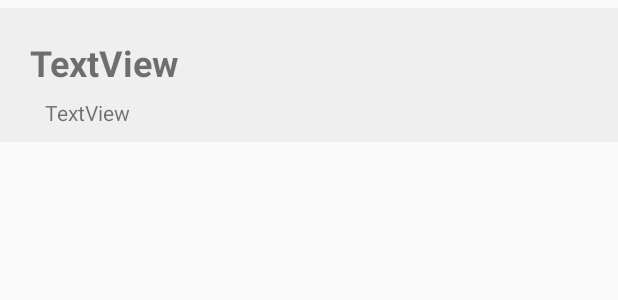
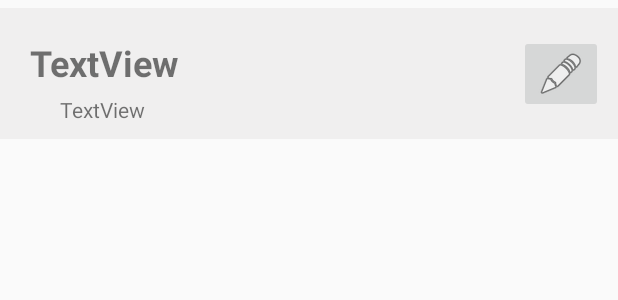
Before and after one commit to fbertrand14/takehome, an Android app: the layout layout_listcards.xml on its own in the app's theme, with its tools: preview values and no code run, on a phone screen of 412 x 824 dp. Shown: the top 300 px of the screen. Run offline under Robolectric (Android 15) with nearby library versions, the phone set to English and light mode, and no system bars.

Commit message:
card suppression + card Edition

```diff
--- a/TakeHomeDejamobile/app/src/main/java/com/example/takehomedejamobile/controler/CardsListActivity.java
+++ b/TakeHomeDejamobile/app/src/main/java/com/example/takehomedejamobile/controler/CardsListActivity.java
@@ -71,7 +71,7 @@ public class CardsListActivity extends AppCompatActivity {
 
         ArrayList<Card> listCards = database.getUserCard(user_id);
 
-        CardListRecyclerViewAdapter adapter = new CardListRecyclerViewAdapter(listCards,this);
+        CardListRecyclerViewAdapter adapter = new CardListRecyclerViewAdapter(listCards,user_id,this);
 
         cardsRecyclerView.setAdapter(adapter);
         cardsRecyclerView.setLayoutManager(new LinearLayoutManager(this));
--- a/TakeHomeDejamobile/app/src/main/java/com/example/takehomedejamobile/modele/Card.java
+++ b/TakeHomeDejamobile/app/src/main/java/com/example/takehomedejamobile/modele/Card.java
@@ -5,13 +5,12 @@ public class Card {
     private Integer id;
     private String name;
     private String number;
-    private String date;
 
-    public Card(Integer id, String name, String number, String date) {
+
+    public Card(Integer id, String name, String number ) {
         this.id = id;
         this.name = name;
         this.number = number;
-        this.date = date;
     }
 
     public String getName(){
--- a/TakeHomeDejamobile/app/src/main/res/layout/layout_listcards.xml
+++ b/TakeHomeDejamobile/app/src/main/res/layout/layout_listcards.xml
@@ -1,6 +1,8 @@
 <?xml version="1.0" encoding="utf-8"?>
-<RelativeLayout xmlns:android="http://schemas.android.com/apk/res/android"
-    android:id="@+id/listCardsRelativeLayout"
+<androidx.constraintlayout.widget.ConstraintLayout xmlns:android="http://schemas.android.com/apk/res/android"
+    xmlns:app="http://schemas.android.com/apk/res-auto"
+    xmlns:tools="http://schemas.android.com/tools"
+    android:id="@+id/listCardsConstraintLayout"
     android:layout_width="match_parent"
     android:layout_height="wrap_content"
     android:layout_marginTop="5dp"
@@ -13,19 +15,34 @@
         android:layout_marginStart="20dp"
         android:layout_marginLeft="20dp"
         android:layout_marginTop="20dp"
-        android:layout_marginEnd="20dp"
-        android:layout_marginBottom="20dp"
         android:text="TextView"
         android:textSize="24sp"
-        android:textStyle="bold" />
+        android:textStyle="bold"
+        app:layout_constraintStart_toStartOf="parent"
+        app:layout_constraintTop_toTopOf="parent" />
 
     <TextView
         android:id="@+id/cardNumberTextView_ListCards"
         android:layout_width="wrap_content"
         android:layout_height="wrap_content"
-        android:layout_marginLeft="30dp"
-        android:layout_marginTop="60dp"
+        android:layout_marginStart="20dp"
+        android:layout_marginLeft="20dp"
+        android:layout_marginTop="5dp"
         android:layout_marginBottom="10dp"
-        android:text="TextView" />
+        android:text="TextView"
+        app:layout_constraintBottom_toBottomOf="parent"
+        app:layout_constraintStart_toStartOf="@+id/cardNameTextView_ListCards"
+        app:layout_constraintTop_toBottomOf="@+id/cardNameTextView_ListCards" />
 
-</RelativeLayout>
+    <ImageButton
+        android:id="@+id/editImageButton_ListCards"
+        android:layout_width="wrap_content"
+        android:layout_height="wrap_content"
+        android:layout_marginEnd="10dp"
+        android:layout_marginRight="10dp"
+        app:layout_constraintBottom_toBottomOf="parent"
+        app:layout_constraintEnd_toEndOf="parent"
+        app:layout_constraintTop_toTopOf="parent"
+        app:srcCompat="@android:drawable/ic_menu_edit" />
+
+</androidx.constraintlayout.widget.ConstraintLayout>
--- a/TakeHomeDejamobile/app/src/main/res/layout/layout_listoperations.xml
+++ b/TakeHomeDejamobile/app/src/main/res/layout/layout_listoperations.xml
@@ -5,6 +5,7 @@
     android:id="@+id/constraintLayout_listOperations"
     android:layout_width="match_parent"
     android:layout_height="wrap_content"
+    android:layout_marginTop="5dp"
     android:background="#F0EFEF">
 
     <TextView
--- a/TakeHomeDejamobile/app/src/main/res/values/strings.xml
+++ b/TakeHomeDejamobile/app/src/main/res/values/strings.xml
@@ -16,4 +16,5 @@
     <string name="save">Save</string>
     <string name="SelectCard">Select a card :</string>
     <string name="Amount">Amount : </string>
+    <string name="delete">Delete</string>
 </resources>
```
Also changed, not shown: TakeHomeDejamobile/app/src/main/java/com/example/takehomedejamobile/controler/CardEditActivity.java (+51 -8 lines), TakeHomeDejamobile/app/src/main/java/com/example/takehomedejamobile/controler/cardListRecyclerViewAdapter.java (+30 -4 lines), TakeHomeDejamobile/app/src/main/java/com/example/takehomedejamobile/modele/DatabaseTakehomeHelper.java (+48 -7 lines), TakeHomeDejamobile/app/src/main/res/layout/activity_card_edit.xml (+13 -15 lines).
